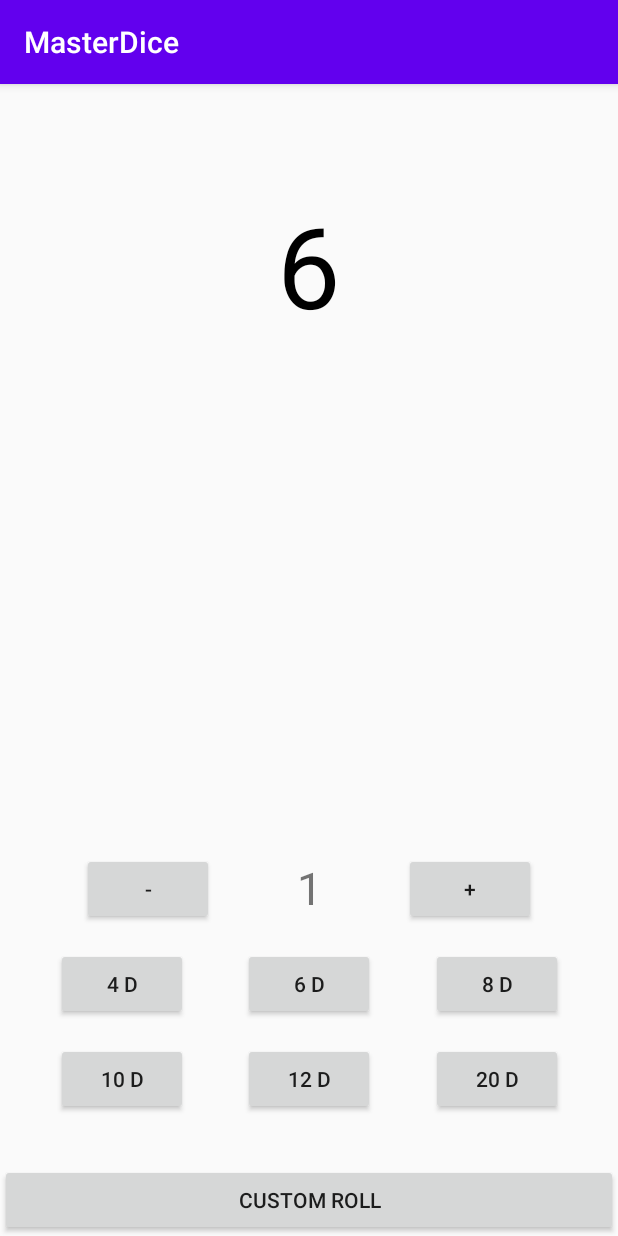
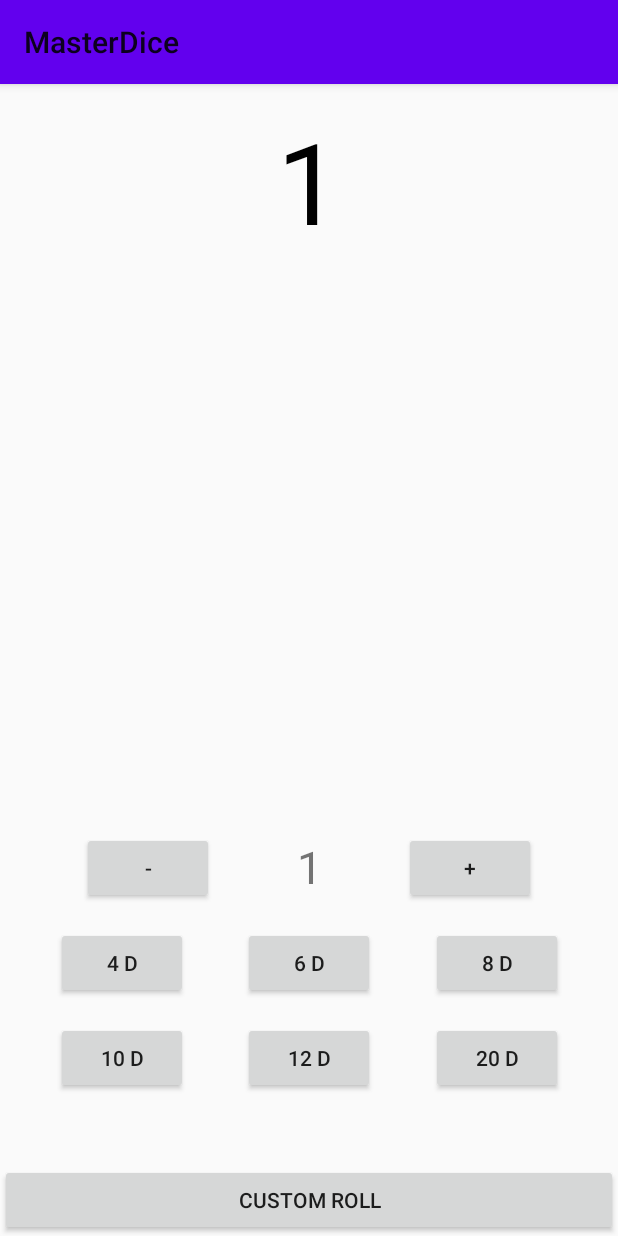
Before and after one commit to guillecarpintero/MasterDice, an Android app: the screen it shows after launch (MainActivity), after a tap on "8 D", on a phone screen of 412 x 824 dp. Run offline under Robolectric (Android 15) with nearby library versions, the phone set to English and light mode, and no system bars; 2 other taps on this screen came first.

Commit message:
Appbar: Top

```diff
--- a/app/src/main/java/com/gcarpee/masterdice/view/activities/MainActivity.java
+++ b/app/src/main/java/com/gcarpee/masterdice/view/activities/MainActivity.java
@@ -1,6 +1,7 @@
 package com.gcarpee.masterdice.view.activities;
 
 import androidx.appcompat.app.AppCompatActivity;
+import androidx.appcompat.widget.Toolbar;
 import androidx.fragment.app.Fragment;
 import androidx.fragment.app.FragmentManager;
 import androidx.fragment.app.FragmentTransaction;
@@ -13,16 +14,20 @@ import com.gcarpee.masterdice.view.fragment.FragmentRolling;
 public class MainActivity extends AppCompatActivity {
 
     private FragmentRolling fragmentRolling;
+    private Toolbar mainActionBar;
 
 
     @Override
     protected void onCreate(Bundle savedInstanceState) {
         super.onCreate(savedInstanceState);
         setContentView(R.layout.activity_main);
+
+        mainActionBar = findViewById(R.id.activity_main_appbar_top);
+        setSupportActionBar(mainActionBar);
+
         fragmentRolling = new FragmentRolling();
 
-        putFragment(R.id.activity_main_layout,fragmentRolling);
-
+        putFragment(R.id.activity_main_fragment_container,fragmentRolling);
     }
 
     public void putFragment(Integer id, Fragment fragment){
--- a/app/src/main/java/com/gcarpee/masterdice/view/fragment/FragmentRolling.java
+++ b/app/src/main/java/com/gcarpee/masterdice/view/fragment/FragmentRolling.java
@@ -81,22 +81,21 @@ public class FragmentRolling extends Fragment {
 
                 if(diceQuantity >= 1){
                     diceQuantity = diceQuantity - 1;
-                    textViewDiceQuantity.setText(diceQuantity.toString());
+                    String s = diceQuantity.toString();
+                    textViewDiceQuantity.setText(s);
                 } else{
 
                     Toast.makeText(getContext(), "Is not possible to have less than 1 dice.", Toast.LENGTH_SHORT).show();
                 }
-
             }
         });
 
         buttonPlus.setOnClickListener(new View.OnClickListener() {
             @Override
             public void onClick(View v) {
-
                 diceQuantity = diceQuantity + 1;
-                textViewDiceQuantity.setText(diceQuantity.toString());
-
+                String s = diceQuantity.toString();
+                textViewDiceQuantity.setText(s);
             }
         });
 
@@ -134,7 +133,6 @@ public class FragmentRolling extends Fragment {
                 min = diceTenSides.getMinNumber();
                 max = diceTenSides.getMaxNumber();
                 diceRolling(max,min);
-
             }
         });
 
@@ -153,20 +151,20 @@ public class FragmentRolling extends Fragment {
                 min = diceTwentySides.getMinNumber();
                 max = diceTwentySides.getMaxNumber();
                 diceRolling(max,min);
-
             }
         });
 
         return view;
     }
 
-    public void diceRolling(Integer max, Integer min){
+    private void diceRolling(Integer max, Integer min){
 
         Integer diceQuantity = Integer.valueOf(textViewDiceQuantity.getText().toString());
 
         newRoll = new Random().nextInt((max - min) + 1) + min;
         newRoll = newRoll * diceQuantity;
-        textViewNumber.setText(newRoll.toString());
+        String s = diceQuantity.toString();
+        textViewNumber.setText(s);
 
     }
 }
--- a/app/src/main/res/layout/activity_main.xml
+++ b/app/src/main/res/layout/activity_main.xml
@@ -1,12 +1,22 @@
 <?xml version="1.0" encoding="utf-8"?>
-<FrameLayout
+
+<androidx.coordinatorlayout.widget.CoordinatorLayout
     xmlns:android="http://schemas.android.com/apk/res/android"
     xmlns:app="http://schemas.android.com/apk/res-auto"
     xmlns:tools="http://schemas.android.com/tools"
     android:layout_width="match_parent"
     android:layout_height="match_parent"
     tools:context=".view.activities.MainActivity"
-    android:id="@+id/activity_main_layout">
+    >
+    <include
+        android:id="@+id/activity_main_appbar_top"
+        layout="@layout/res_appbar_top"/>
 
+    <FrameLayout
+        android:id="@+id/activity_main_fragment_container"
+        android:layout_width="match_parent"
+        android:layout_height="match_parent"
+        >
 
-</FrameLayout>
+    </FrameLayout>
+</androidx.coordinatorlayout.widget.CoordinatorLayout>
--- a/app/src/main/res/layout/fragment_rolling.xml
+++ b/app/src/main/res/layout/fragment_rolling.xml
@@ -7,6 +7,8 @@
     android:layout_height="match_parent"
     xmlns:app="http://schemas.android.com/apk/res-auto"
     tools:context=".view.fragment.FragmentRolling">
+
+
 
     <TextView
         android:id="@+id/fragment_rolling_number"
--- /dev/null
+++ b/app/src/main/res/layout/res_appbar_top.xml
@@ -0,0 +1,14 @@
+<?xml version="1.0" encoding="utf-8"?>
+
+<androidx.appcompat.widget.Toolbar
+    xmlns:android="http://schemas.android.com/apk/res/android"
+    xmlns:app="http://schemas.android.com/apk/res-auto"
+    android:layout_width="match_parent"
+    android:layout_height="?attr/actionBarSize"
+    android:background="@color/colorPrimary"
+    android:elevation="@dimen/toolbar_elevation"
+    android:theme="@style/ThemeOverlay.AppCompat.ActionBar"
+    app:popupTheme="@style/ThemeOverlay.AppCompat.Light"
+    >
+
+</androidx.appcompat.widget.Toolbar>
--- /dev/null
+++ b/app/src/main/res/values/dimensions.xml
@@ -0,0 +1,5 @@
+<?xml version="1.0" encoding="utf-8"?>
+<resources>
+    <dimen name="toolbar_elevation">4dp</dimen>
+
+</resources>
--- a/app/src/main/res/values/styles.xml
+++ b/app/src/main/res/values/styles.xml
@@ -1,7 +1,7 @@
 <resources>
 
     <!-- Base application theme. -->
-    <style name="AppTheme" parent="Theme.AppCompat.Light.DarkActionBar">
+    <style name="AppTheme" parent="Theme.AppCompat.Light.NoActionBar">
         <!-- Customize your theme here. -->
         <item name="colorPrimary">@color/colorPrimary</item>
         <item name="colorPrimaryDark">@color/colorPrimaryDark</item>
```
Also changed, not shown: app/src/main/res/drawable/ic_favorite_border.xml (added, +9 -0 lines), app/src/main/res/drawable/ic_favorite_full.xml (added, +9 -0 lines), app/src/main/res/drawable/ic_search.xml (added, +9 -0 lines), app/src/main/res/menu/res_appbar_top_menu.xml (added, +17 -0 lines), app/src/main/res/values/strings.xml (+5 -3 lines).
